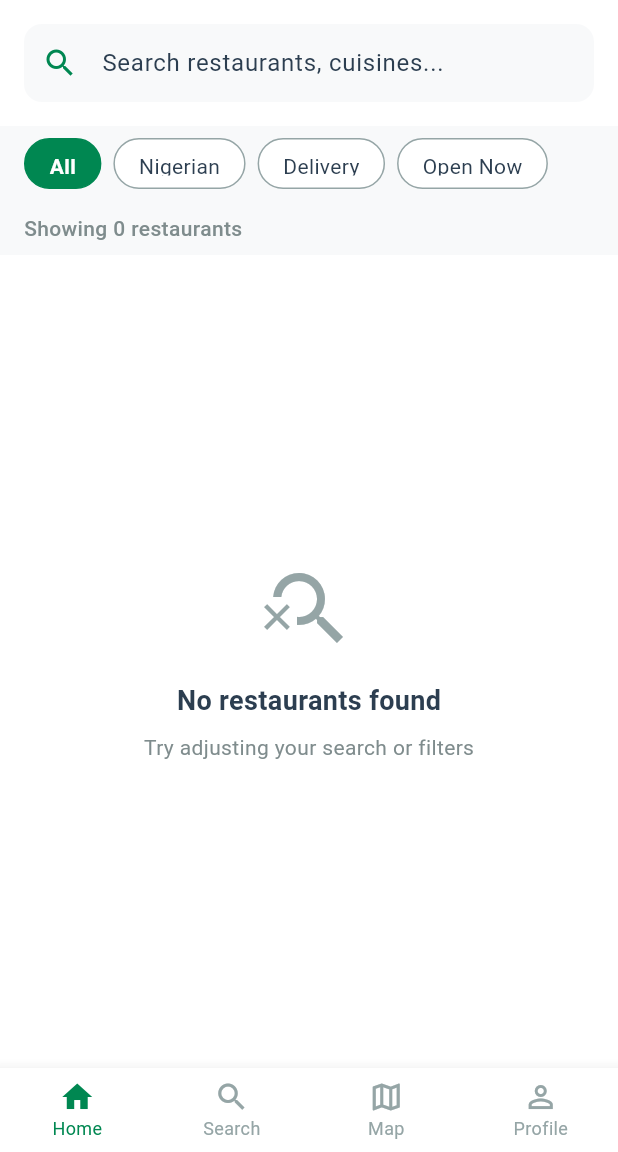
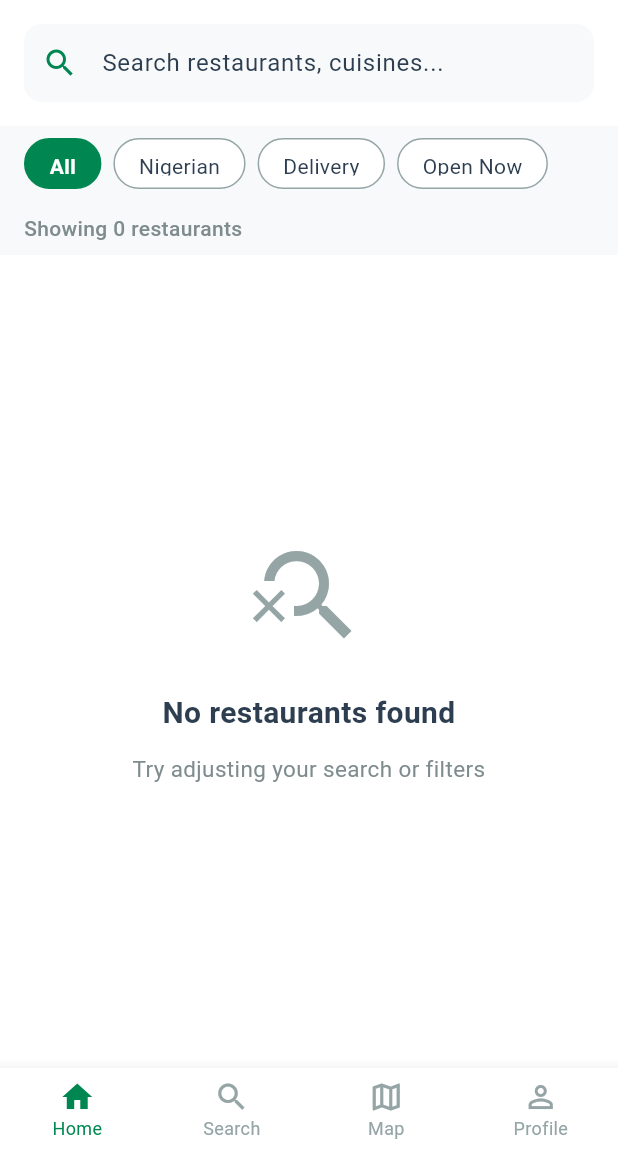
Before and after one commit to gbolahan507/naija-food-finder-uk, a Flutter app: the screen it shows once a user with an empty profile is signed in, on a phone screen of 412 x 824 dp, the part 84-1236 px from its top. Run offline on Flutter 3.47's test engine with Material 3 defaults, Android fonts, the phone set to English and light mode, and no system bars; our stand-ins replace cloud_firestore, equatable, firebase_auth, firebase_core, flutter_rating_bar, flutter_riverpod and 8 more; accounts and stored records are empty.

Commit message:
feat: add app polish and UX improvements
Added comprehensive UX polish features:

1. Empty State Components:
   - Created reusable EmptyState widget with factory methods
   - Added EmptyState.noResults with clear filters action
   - Added EmptyState.noFavorites with explore action
   - Added EmptyState.noReviews
   - Added EmptyState.offline

2. Error State Components:
   - Created reusable ErrorState widget with retry functionality
   - Added ErrorState.generic, network, permissionDenied factories
   - Integrated retry actions throughout app

3. Hero Animations:
   - Added smooth image transitions between list and detail screens
   - Restaurant images now animate seamlessly on navigation

4. Updated Screens:
   - Restaurant list now uses new empty/error states
   - Favorites screen uses new empty/error states with actions
   - All error states now have retry buttons
   - Clear filters button on empty search results

These improvements create a more polished and professional user
experience with better feedback and smoother transitions.

🤖 Generated with [Claude Code](https://claude.com/claude-code)

```diff
--- /dev/null
+++ b/lib/core/widgets/empty_state.dart
@@ -0,0 +1,134 @@
+import 'package:flutter/material.dart';
+import '../constants/app_colors.dart';
+
+/// Reusable empty state widget for consistent UI across the app
+class EmptyState extends StatelessWidget {
+  final IconData icon;
+  final String title;
+  final String message;
+  final String? actionLabel;
+  final VoidCallback? onAction;
+
+  const EmptyState({
+    super.key,
+    required this.icon,
+    required this.title,
+    required this.message,
+    this.actionLabel,
+    this.onAction,
+  });
+
+  /// Empty state for no search results
+  factory EmptyState.noResults({
+    String? searchQuery,
+    VoidCallback? onClearFilters,
+  }) {
+    return EmptyState(
+      icon: Icons.search_off,
+      title: 'No restaurants found',
+      message: searchQuery != null && searchQuery.isNotEmpty
+          ? 'No results for "$searchQuery"\nTry different keywords or filters'
+          : 'Try adjusting your search or filters',
+      actionLabel: onClearFilters != null ? 'Clear Filters' : null,
+      onAction: onClearFilters,
+    );
+  }
+
+  /// Empty state for no favorites
+  factory EmptyState.noFavorites({VoidCallback? onExplore}) {
+    return EmptyState(
+      icon: Icons.favorite_border,
+      title: 'No favorites yet',
+      message:
+          'Start exploring and save your favorite\nNigerian restaurants here!',
+      actionLabel: onExplore != null ? 'Explore Restaurants' : null,
+      onAction: onExplore,
+    );
+  }
+
+  /// Empty state for no reviews
+  factory EmptyState.noReviews({VoidCallback? onWriteReview}) {
+    return EmptyState(
+      icon: Icons.rate_review_outlined,
+      title: 'No reviews yet',
+      message: 'Be the first to share your experience\nat this restaurant!',
+      actionLabel: onWriteReview != null ? 'Write a Review' : null,
+      onAction: onWriteReview,
+    );
+  }
+
+  /// Empty state for connection issues
+  factory EmptyState.offline({VoidCallback? onRetry}) {
+    return EmptyState(
+      icon: Icons.wifi_off,
+      title: 'No connection',
+      message: 'Please check your internet connection\nand try again',
+      actionLabel: onRetry != null ? 'Try Again' : null,
+      onAction: onRetry,
+    );
+  }
+
+  @override
+  Widget build(BuildContext context) {
+    return Center(
+      child: Padding(
+        padding: const EdgeInsets.all(32),
+        child: Column(
+          mainAxisAlignment: MainAxisAlignment.center,
+          mainAxisSize: MainAxisSize.min,
+          children: [
+            Icon(
+              icon,
+              size: 80,
+              color: AppColors.mediumGrey,
+            ),
+            const SizedBox(height: 24),
+            Text(
+              title,
+              style: const TextStyle(
+                fontSize: 20,
+                fontWeight: FontWeight.w600,
+                color: AppColors.darkText,
+              ),
+              textAlign: TextAlign.center,
+            ),
+            const SizedBox(height: 12),
+            Text(
+              message,
+              style: const TextStyle(
+                fontSize: 15,
+                color: AppColors.lightText,
+                height: 1.5,
+              ),
+              textAlign: TextAlign.center,
+            ),
+            if (actionLabel != null && onAction != null) ...[
+              const SizedBox(height: 32),
+              ElevatedButton(
+                onPressed: onAction,
+                style: ElevatedButton.styleFrom(
+                  backgroundColor: AppColors.primaryGreen,
+                  foregroundColor: Colors.white,
+                  padding: const EdgeInsets.symmetric(
+                    horizontal: 32,
+                    vertical: 16,
+                  ),
+                  shape: RoundedRectangleBorder(
+                    borderRadius: BorderRadius.circular(12),
+                  ),
+                ),
+                child: Text(
+                  actionLabel!,
+                  style: const TextStyle(
+                    fontSize: 16,
+                    fontWeight: FontWeight.w600,
+                  ),
+                ),
+              ),
+            ],
+          ],
+        ),
+      ),
+    );
+  }
+}
--- a/lib/features/restaurants/presentation/screens/restaurant_details_screen.dart
+++ b/lib/features/restaurants/presentation/screens/restaurant_details_screen.dart
@@ -80,7 +80,9 @@ class RestaurantDetailsScreen extends ConsumerWidget {
               background: Stack(
                 fit: StackFit.expand,
                 children: [
-                  Image.network(
+                  Hero(
+                    tag: 'restaurant-image-${restaurant.id}',
+                    child: Image.network(
                       restaurant.imageUrl,
                       fit: BoxFit.cover,
                       errorBuilder: (context, error, stackTrace) {
@@ -93,6 +95,7 @@ class RestaurantDetailsScreen extends ConsumerWidget {
                           ),
                         );
                       },
+                    ),
                   ),
                   // Gradient overlay
                   Container(
--- a/lib/features/restaurants/presentation/screens/restaurants_list_screen.dart
+++ b/lib/features/restaurants/presentation/screens/restaurants_list_screen.dart
@@ -3,11 +3,14 @@ import 'package:flutter_riverpod/flutter_riverpod.dart';
 import '../../data/providers/restaurants_provider.dart';
 import '../../data/providers/filter_provider.dart';
 import '../../data/models/restaurant_model.dart';
+import '../../data/models/restaurant_filter.dart';
 import '../widgets/restaurant_card.dart';
 import '../widgets/restaurant_card_skeleton.dart';
 import '../widgets/filter_modal.dart';
 import 'restaurant_details_screen.dart';
 import '../../../../core/constants/app_colors.dart';
+import '../../../../core/widgets/empty_state.dart';
+import '../../../../core/widgets/error_state.dart';
 
 class RestaurantsListScreen extends ConsumerStatefulWidget {
   const RestaurantsListScreen({super.key});
@@ -356,34 +359,9 @@ class _RestaurantsListScreenState extends ConsumerState<RestaurantsListScreen> {
                 itemCount: 5,
                 itemBuilder: (context, index) => const RestaurantCardSkeleton(),
               ),
-              error: (error, stack) => Center(
-                child: Column(
-                  mainAxisAlignment: MainAxisAlignment.center,
-                  children: [
-                    const Icon(
-                      Icons.error_outline,
-                      size: 64,
-                      color: AppColors.error,
-                    ),
-                    const SizedBox(height: 16),
-                    const Text(
-                      'Something went wrong',
-                      style: TextStyle(
-                        fontSize: 18,
-                        fontWeight: FontWeight.w600,
-                      ),
-                    ),
-                    const SizedBox(height: 8),
-                    Text(
-                      error.toString(),
-                      textAlign: TextAlign.center,
-                      style: const TextStyle(
-                        fontSize: 14,
-                        color: AppColors.lightText,
-                      ),
-                    ),
-                  ],
-                ),
+              error: (error, stack) => ErrorState.custom(
+                error: error.toString(),
+                onRetry: _onRefresh,
               ),
             ),
           ),
@@ -394,34 +372,20 @@ class _RestaurantsListScreenState extends ConsumerState<RestaurantsListScreen> {
 
   Widget _buildRestaurantList(List<Restaurant> restaurants) {
     if (restaurants.isEmpty) {
-      return const Center(
-        child: Column(
-          mainAxisAlignment: MainAxisAlignment.center,
-          children: [
-            Icon(
-              Icons.search_off,
-              size: 64,
-              color: AppColors.mediumGrey,
-            ),
-            SizedBox(height: 16),
-            Text(
-              'No restaurants found',
-              style: TextStyle(
-                fontSize: 18,
-                fontWeight: FontWeight.w600,
-                color: AppColors.darkText,
-              ),
-            ),
-            SizedBox(height: 8),
-            Text(
-              'Try adjusting your search or filters',
-              style: TextStyle(
-                fontSize: 14,
-                color: AppColors.lightText,
-              ),
-            ),
-          ],
-        ),
+      final filter = ref.read(restaurantFilterProvider);
+      return EmptyState.noResults(
+        searchQuery: _searchController.text,
+        onClearFilters: filter.hasActiveFilters
+            ? () {
+                ref.read(restaurantFilterProvider.notifier).state =
+                    const RestaurantFilter.empty();
+                setState(() {
+                  _searchController.clear();
+                  ref.read(searchQueryProvider.notifier).state = '';
+                  selectedFilter = 'All';
+                });
+              }
+            : null,
       );
     }
 
```
Also changed, not shown: lib/core/widgets/error_state.dart (added, +133 -0 lines), lib/features/restaurants/presentation/screens/favorites_screen.dart (+17 -32 lines), lib/features/restaurants/presentation/widgets/restaurant_card.dart (+5 -2 lines). Lines whose indentation alone changed are shown as unchanged.
